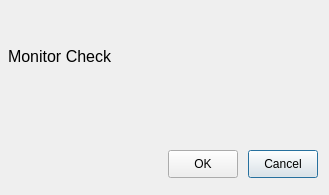
Above: src/modaldialog.ui from UbuntuKylin/youker-assistant before the change. Below: the same form after it.
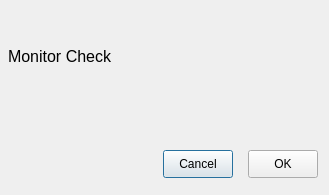
That is the form after the change. Icons and pictures are not drawn.

Diff of the .ui file:
```diff
--- a/src/modaldialog.ui
+++ b/src/modaldialog.ui
@@ -61,7 +61,7 @@
    <widget class="QPushButton" name="closeButton">
     <property name="geometry">
      <rect>
-      <x>248</x>
+      <x>163</x>
       <y>120</y>
       <width>70</width>
       <height>28</height>
@@ -116,7 +116,7 @@
    <widget class="QPushButton" name="okButton">
     <property name="geometry">
      <rect>
-      <x>168</x>
+      <x>248</x>
       <y>120</y>
       <width>70</width>
       <height>28</height>
```
